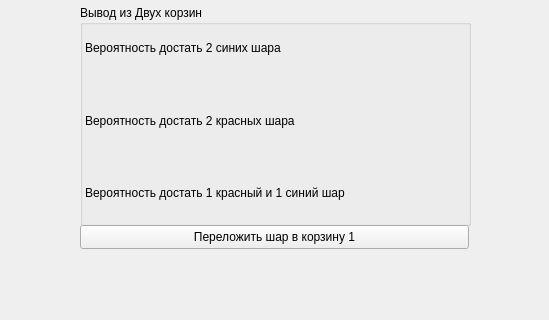
ig-aip/baskets_and_balls, file baskets_and_balls/mainwindow.ui: the form before one commit; both pictures show x 170 to 719 and y 375 to 695 of the 1105 by 695 pixel window.
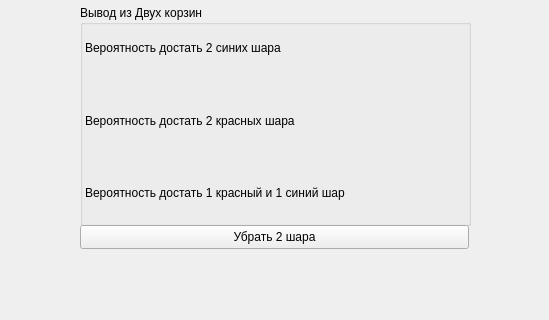
The form after the commit.

Diff of the .ui file:
```diff
--- a/baskets_and_balls/mainwindow.ui
+++ b/baskets_and_balls/mainwindow.ui
@@ -320,7 +320,7 @@
      </rect>
     </property>
     <property name="text">
-     <string>Переложить шар в корзину 1</string>
+     <string>Убрать 2 шара</string>
     </property>
    </widget>
   </widget>
```
